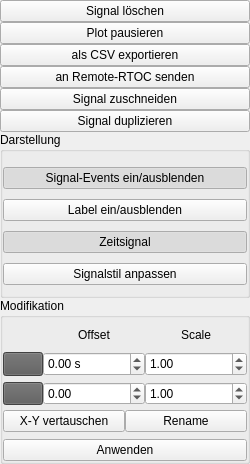
Haschtl/RealTimeOpenControl, file RTOC/RTOC_GUI/ui/signalWidget2.ui: the form before one commit.
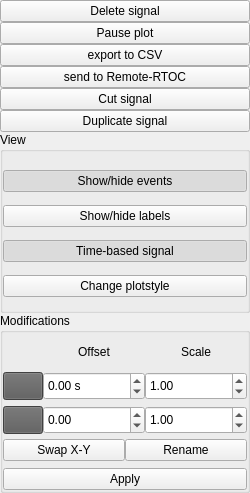
The form after the commit. Icons and pictures are not drawn.

```diff
--- a/RTOC/RTOC_GUI/ui/signalWidget2.ui
+++ b/RTOC/RTOC_GUI/ui/signalWidget2.ui
@@ -7,7 +7,7 @@
     <x>0</x>
     <y>0</y>
     <width>250</width>
-    <height>464</height>
+    <height>493</height>
    </rect>
   </property>
   <property name="windowTitle">
@@ -50,7 +50,7 @@
       <enum>Qt::LeftToRight</enum>
      </property>
      <property name="text">
-      <string>Signal löschen</string>
+      <string>Delete signal</string>
      </property>
      <property name="icon">
       <iconset>
@@ -82,7 +82,7 @@
       <enum>Qt::LeftToRight</enum>
      </property>
      <property name="text">
-      <string>Plot pausieren</string>
+      <string>Pause plot</string>
      </property>
      <property name="icon">
       <iconset>
@@ -117,7 +117,7 @@
       <enum>Qt::LeftToRight</enum>
      </property>
      <property name="text">
-      <string>als CSV exportieren</string>
+      <string>export to CSV</string>
      </property>
      <property name="icon">
       <iconset>
@@ -149,7 +149,7 @@
       <enum>Qt::LeftToRight</enum>
      </property>
      <property name="text">
-      <string>an Remote-RTOC senden</string>
+      <string>send to Remote-RTOC</string>
      </property>
      <property name="icon">
       <iconset>
@@ -181,7 +181,7 @@
       <enum>Qt::LeftToRight</enum>
      </property>
      <property name="text">
-      <string>Signal zuschneiden</string>
+      <string>Cut signal</string>
      </property>
      <property name="icon">
       <iconset>
@@ -213,7 +213,7 @@
       <enum>Qt::LeftToRight</enum>
      </property>
      <property name="text">
-      <string>Signal duplizieren</string>
+      <string>Duplicate signal</string>
      </property>
      <property name="icon">
       <iconset>
@@ -230,7 +230,7 @@
    <item>
     <widget class="QGroupBox" name="groupBox_2">
      <property name="title">
-      <string>Darstellung</string>
+      <string>View</string>
      </property>
      <layout class="QVBoxLayout" name="verticalLayout">
       <property name="spacing">
@@ -260,7 +260,7 @@
          <enum>Qt::LeftToRight</enum>
         </property>
         <property name="text">
-         <string>Signal-Events ein/ausblenden</string>
+         <string>Show/hide events</string>
         </property>
         <property name="icon">
          <iconset>
@@ -298,7 +298,7 @@
          <enum>Qt::LeftToRight</enum>
         </property>
         <property name="text">
-         <string>Label ein/ausblenden</string>
+         <string>Show/hide labels</string>
         </property>
         <property name="icon">
          <iconset>
@@ -333,7 +333,7 @@
          <enum>Qt::LeftToRight</enum>
         </property>
         <property name="text">
-         <string>Zeitsignal</string>
+         <string>Time-based signal</string>
         </property>
         <property name="icon">
          <iconset>
@@ -371,7 +371,7 @@
          <enum>Qt::LeftToRight</enum>
         </property>
         <property name="text">
-         <string>Signalstil anpassen</string>
+         <string>Change plotstyle</string>
         </property>
         <property name="icon">
          <iconset>
@@ -394,7 +394,7 @@
       <string>Änderungen werden erst mit &quot;Anwenden&quot; in die Daten geschrieben</string>
      </property>
      <property name="title">
-      <string>Modifikation</string>
+      <string>Modifications</string>
      </property>
      <layout class="QVBoxLayout" name="verticalLayout_2">
       <property name="spacing">
@@ -608,7 +608,7 @@
            </sizepolicy>
           </property>
           <property name="text">
-           <string>X-Y vertauschen</string>
+           <string>Swap X-Y</string>
           </property>
           <property name="icon">
            <iconset>
@@ -665,7 +665,7 @@
          <string>Modifikationen in Daten schreiben, Daten werden überschrieben</string>
         </property>
         <property name="text">
-         <string>Anwenden</string>
+         <string>Apply</string>
         </property>
        </widget>
       </item>
```
Left out of the diff: 46 changed lines with no effect on the pictures.
